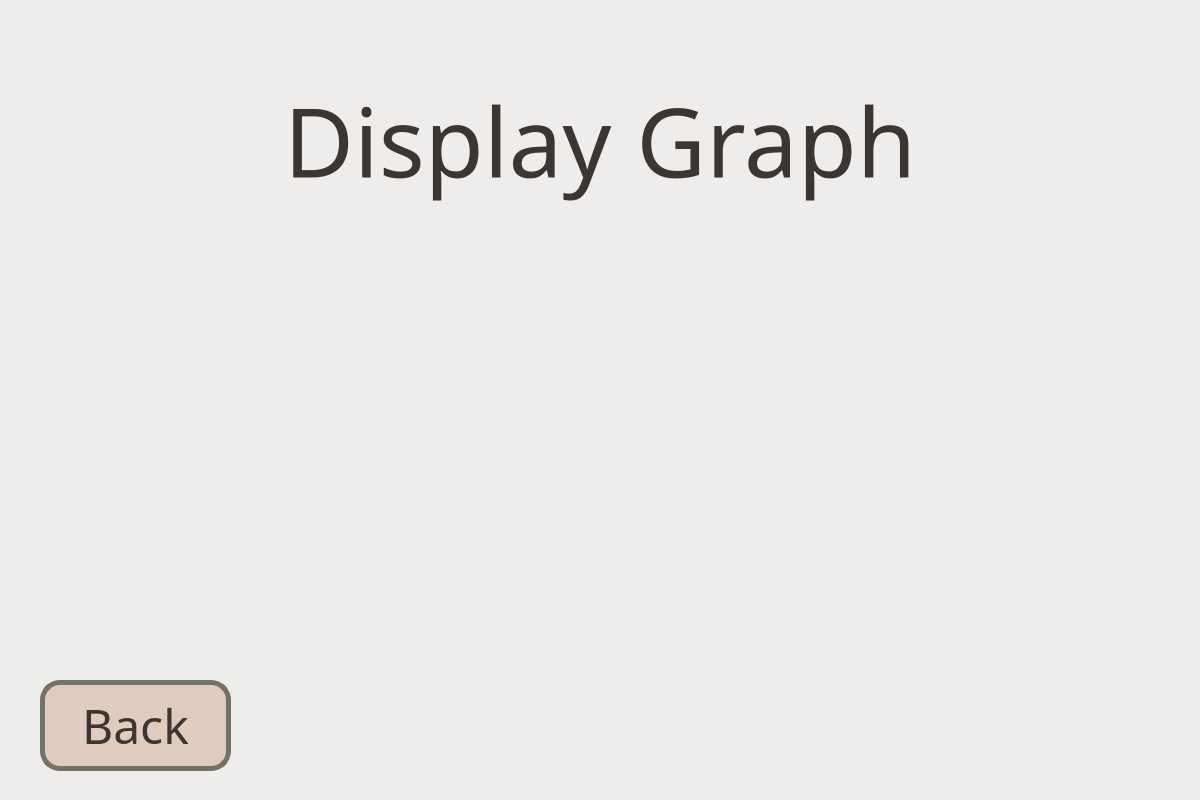
First picture: the form in display_graph.ui, repository Youssef-ayman55/Shortest_Path, before the edit.
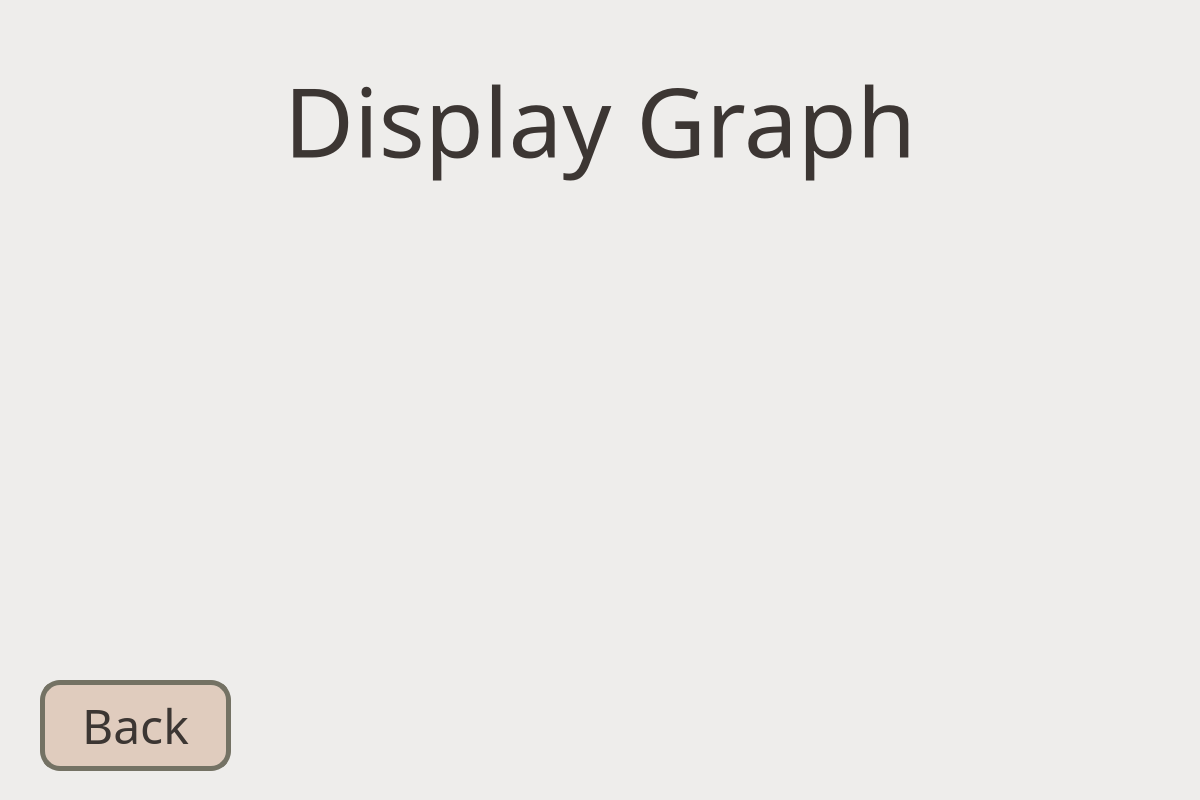
Second picture: the form after the edit.

Patch:
```diff
--- a/display_graph.ui
+++ b/display_graph.ui
@@ -63,7 +63,7 @@
    <property name="geometry">
     <rect>
      <x>214</x>
-     <y>50</y>
+     <y>30</y>
      <width>772</width>
      <height>181</height>
     </rect>
```
